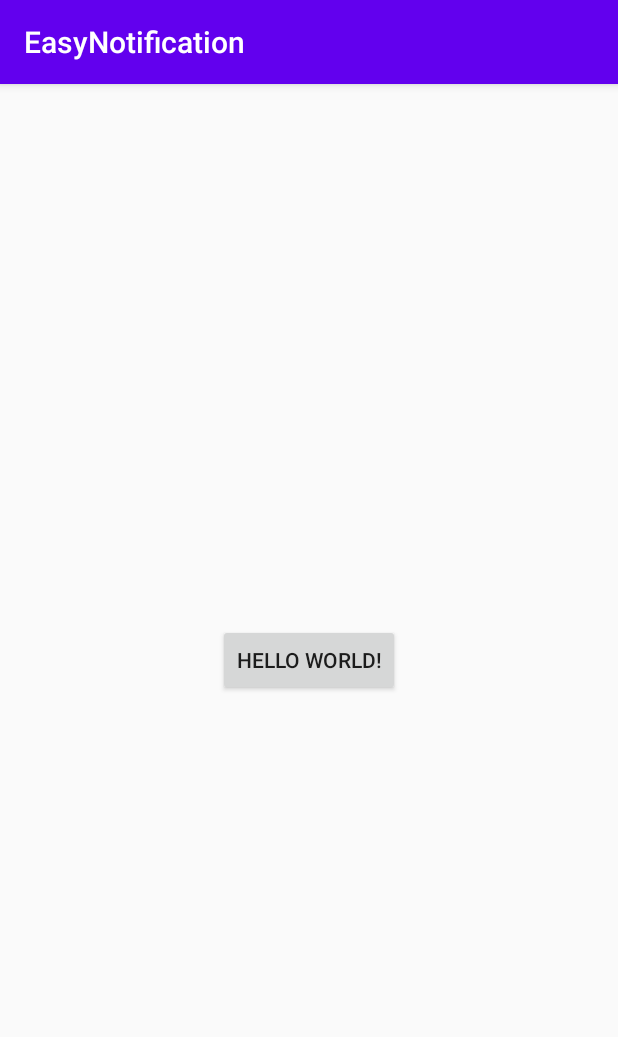
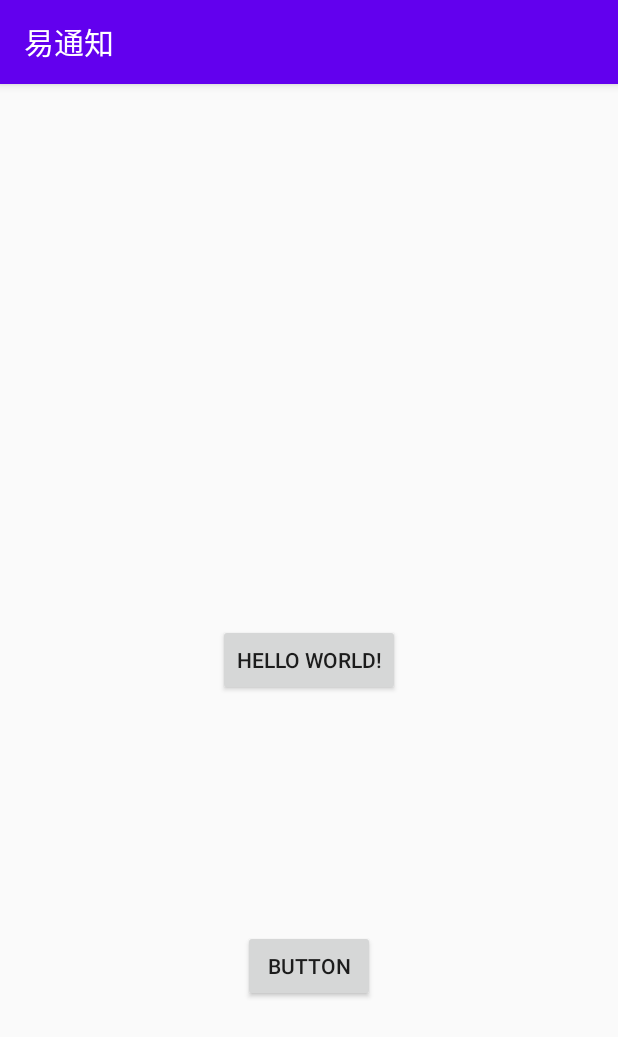
Before and after one commit to luckylxyang/EasyNotification, an Android app: the screen it shows after launch (MainActivity), after a tap on "HELLO WORLD!", on a phone screen of 412 x 824 dp. Shown: the top 1037 px of the screen. Run offline under Robolectric (Android 15) with nearby library versions, the phone set to English and light mode, and no system bars.

Commit message:
create basic notification

```diff
--- a/app/src/main/AndroidManifest.xml
+++ b/app/src/main/AndroidManifest.xml
@@ -9,6 +9,7 @@
         android:roundIcon="@mipmap/ic_launcher_round"
         android:supportsRtl="true"
         android:theme="@style/AppTheme">
+        <activity android:name=".SecondActivity"></activity>
         <activity android:name=".MainActivity">
             <intent-filter>
                 <action android:name="android.intent.action.MAIN" />
--- a/app/src/main/java/com/lxy/easynotification/MainActivity.kt
+++ b/app/src/main/java/com/lxy/easynotification/MainActivity.kt
@@ -3,15 +3,19 @@ package com.lxy.easynotification
 import android.app.Notification
 import android.app.NotificationChannel
 import android.app.NotificationManager
+import android.app.PendingIntent
 import android.content.Context
+import android.content.Intent
 import android.os.Build
-import androidx.appcompat.app.AppCompatActivity
 import android.os.Bundle
 import androidx.annotation.RequiresApi
+import androidx.appcompat.app.AppCompatActivity
+import androidx.core.graphics.drawable.toBitmap
 import kotlinx.android.synthetic.main.activity_main.*
 
 class MainActivity : AppCompatActivity() {
 
+    var index = 3
     override fun onCreate(savedInstanceState: Bundle?) {
         super.onCreate(savedInstanceState)
         setContentView(R.layout.activity_main)
@@ -21,6 +25,12 @@ class MainActivity : AppCompatActivity() {
                 showNotification()
             };
         }
+        button2.setOnClickListener{
+            if (Build.VERSION.SDK_INT >= Build.VERSION_CODES.O) {
+                index = index + 1
+                showNotificationUtil(index)
+            }
+        }
     }
 
     @RequiresApi(Build.VERSION_CODES.O)
@@ -28,11 +38,46 @@ class MainActivity : AppCompatActivity() {
         val service = getSystemService(Context.NOTIFICATION_SERVICE) as NotificationManager
         val channelId = "notification_channel"
         val channel by lazy {
-            NotificationChannel(channelId,"name",NotificationManager.IMPORTANCE_HIGH)
+            NotificationChannel(channelId,"name",NotificationManager.IMPORTANCE_DEFAULT)
         }
         val build = Notification.Builder(this, channelId)
-        build.setContentTitle("contentTitle").setSmallIcon(R.mipmap.ic_launcher)
+        build.setContentTitle("contentTitle")
+            .setContentText("contentText")
+            .setWhen(System.currentTimeMillis())  //设置时间
+            .setSmallIcon(R.mipmap.ic_launcher)
+            .setLargeIcon(resources.getDrawable(R.mipmap.ic_launcher).toBitmap())
+        val pendingIntent = PendingIntent.getActivity(this,5, Intent(this,SecondActivity::class.java),0)
+        build.setContentIntent(pendingIntent)
         service.createNotificationChannel(channel)
         service.notify(3,build.build())
     }
+
+    /**
+     * 设置channelId channel渠道名
+     * 设置 通知等级
+     * 设置 title,content,icon,sound,是否震动，图标
+     * 设置 合并通知，取消通知，跳转页面
+     *
+     *
+     * 设置的 notifyId 相同，后到的通知会覆盖前面的通知
+     * notifyId 不同，两个不同的通知
+     * 通知数4个会自动合并显示
+     *
+     */
+
+    @RequiresApi(Build.VERSION_CODES.O)
+    private fun showNotificationUtil(notifyId : Int){
+        NotificationUtils.getInstance().Builder()
+            .setContext(this)
+            .setChannelId("notification_channel$notifyId")
+            .setChannelName("name")
+            .setContent("utils content")
+            .setTitle("utils title")
+            .setLagerIcon(resources.getDrawable(R.mipmap.ic_launcher).toBitmap())
+            .setSmallIconId(R.mipmap.ic_launcher)
+            .setNotifyId(notifyId)
+            .show()
+
+
+    }
 }
--- a/app/src/main/res/layout/activity_main.xml
+++ b/app/src/main/res/layout/activity_main.xml
@@ -16,4 +16,14 @@
         app:layout_constraintRight_toRightOf="parent"
         app:layout_constraintTop_toTopOf="parent" />
 
+    <Button
+        android:id="@+id/button2"
+        android:layout_width="wrap_content"
+        android:layout_height="wrap_content"
+        android:text="Button"
+        app:layout_constraintBottom_toBottomOf="parent"
+        app:layout_constraintEnd_toEndOf="parent"
+        app:layout_constraintStart_toStartOf="parent"
+        app:layout_constraintTop_toBottomOf="@+id/button" />
+
 </androidx.constraintlayout.widget.ConstraintLayout>
--- a/app/src/main/res/values/strings.xml
+++ b/app/src/main/res/values/strings.xml
@@ -1,3 +1,3 @@
 <resources>
-    <string name="app_name">EasyNotification</string>
+    <string name="app_name">易通知</string>
 </resources>
```
Also changed, not shown: app/src/main/java/com/lxy/easynotification/NotificationUtils.java (added, +125 -0 lines), app/src/main/java/com/lxy/easynotification/SecondActivity.kt (added, +12 -0 lines), app/src/main/res/layout/activity_second.xml (added, +9 -0 lines).
